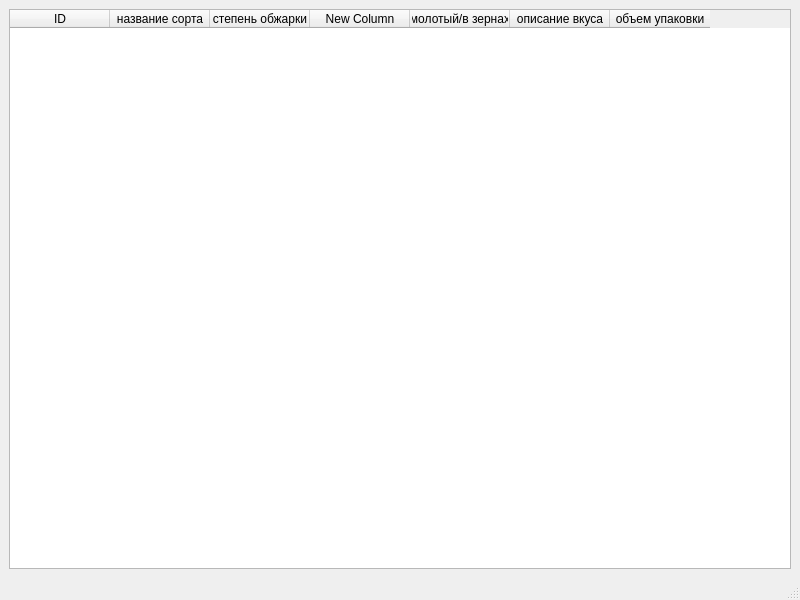
Above: main.ui from ttan4ick/espresso before the change. Below: the same form after it.
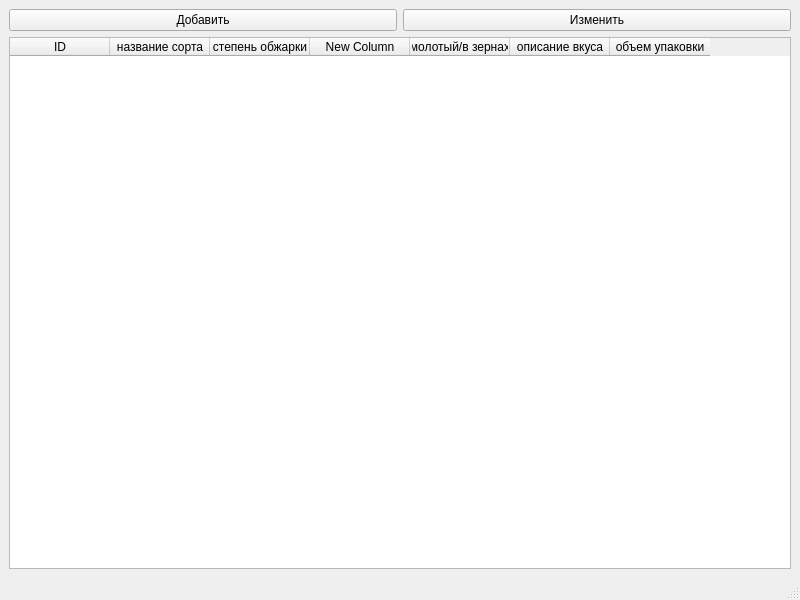
That is the form after the change.

```diff
--- a/main.ui
+++ b/main.ui
@@ -18,6 +18,20 @@
     <item row="0" column="0">
      <layout class="QGridLayout" name="gridLayout">
       <item row="0" column="0">
+       <widget class="QPushButton" name="add_pushButton">
+        <property name="text">
+         <string>Добавить</string>
+        </property>
+       </widget>
+      </item>
+      <item row="0" column="1">
+       <widget class="QPushButton" name="change_pushButton">
+        <property name="text">
+         <string>Изменить</string>
+        </property>
+       </widget>
+      </item>
+      <item row="1" column="0" colspan="2">
        <widget class="QTableWidget" name="coffee_tableWidget">
         <column>
          <property name="text">
```
